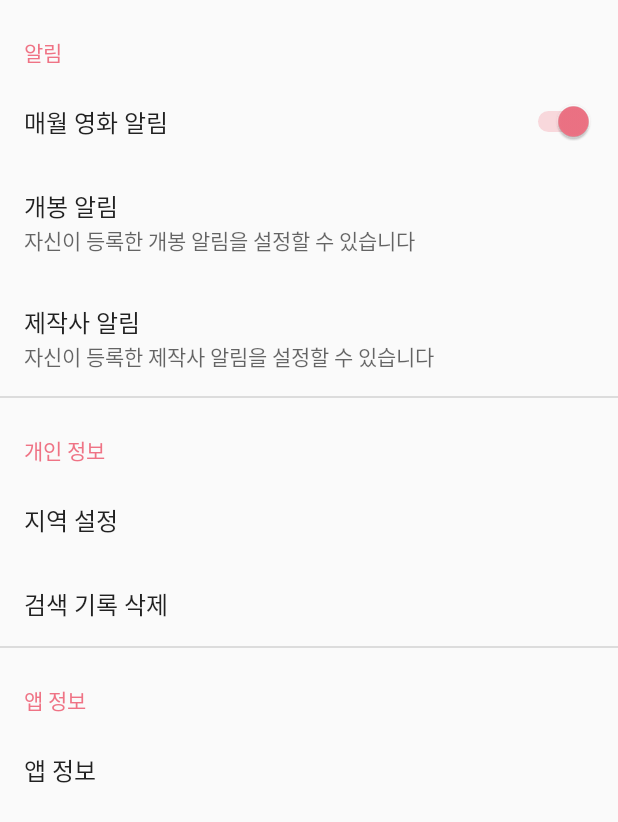
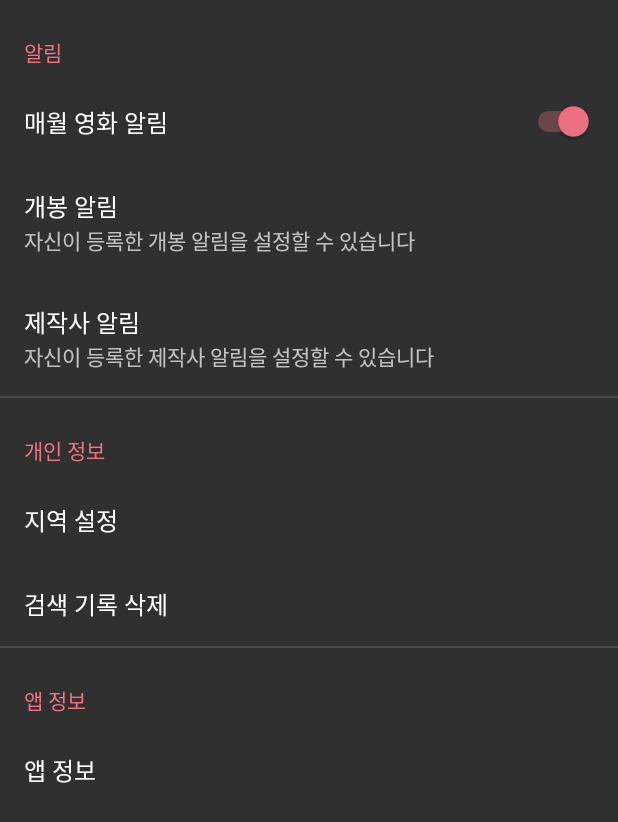
Before and after one commit to Woochang4862/Soon, an Android app: the fragment PreferenceFragment shown on its own in the app's theme, on a phone screen of 412 x 824 dp. Shown: the top 822 px of the screen. Run offline under Robolectric (Android 15) with nearby library versions, the phone set to English and light mode, and no system bars; our stand-ins replace androidx.preference; libraries missing offline, so code that uses them is left out: com.mukesh.countrypicker; Roboto replaces fonts that are not available here; 3 statements that could not run were skipped.

Commit message:
Clean Style and Add dialog korean text

```diff
--- a/app/build.gradle
+++ b/app/build.gradle
@@ -87,7 +87,6 @@ dependencies {
     implementation 'com.github.sundeepk:compact-calendar-view:3.0.0'
     implementation 'com.github.davidmigloz:youtube-android-player-api-gradle:1.2.2.1'
     implementation 'androidx.preference:preference-ktx:1.1.1'
-    implementation 'com.github.mukeshsolanki:country-picker-android:2.0.2'
 
     // Navigation
     implementation "androidx.navigation:navigation-fragment-ktx:2.3.4"
--- a/app/src/main/java/com/lusle/android/soon/Util/CountryPickerDialog/CCPCountry.java
+++ b/app/src/main/java/com/lusle/android/soon/Util/CountryPickerDialog/CCPCountry.java
@@ -70,7 +70,7 @@ public class CCPCountry implements Comparable<CCPCountry> {
         this.flagResID = flagResID;
     }
 
-    static CountryCodePicker.Language getLoadedLibraryMasterListLanguage() {
+    public static CountryCodePicker.Language getLoadedLibraryMasterListLanguage() {
         return loadedLibraryMasterListLanguage;
     }
 
--- a/app/src/main/java/com/lusle/android/soon/Util/CountryPickerDialog/futuremind/recyclerviewfastscroll/Utils.java
+++ b/app/src/main/java/com/lusle/android/soon/Util/CountryPickerDialog/futuremind/recyclerviewfastscroll/Utils.java
@@ -4,9 +4,6 @@ import android.graphics.drawable.Drawable;
 import android.os.Build;
 import android.view.View;
 
-/**
- * Created by mklimczak on 31/07/15.
- */
 public class Utils {
 
     public static float getViewRawY(View view) {
--- a/app/src/main/java/com/lusle/android/soon/Util/NavigationExtensions.kt
+++ b/app/src/main/java/com/lusle/android/soon/Util/NavigationExtensions.kt
@@ -95,6 +95,7 @@ fun BottomNavigationView.setupWithNavController(
                 // Pop everything above the first fragment (the "fixed start destination")
                 fragmentManager.popBackStack(firstFragmentTag,
                     FragmentManager.POP_BACK_STACK_INCLUSIVE)
+                if(fragmentManager.findFragmentByTag(newlySelectedItemTag) == null) return@setOnNavigationItemSelectedListener false
                 val selectedFragment = fragmentManager.findFragmentByTag(newlySelectedItemTag)
                     as NavHostFragment
 
--- a/app/src/main/java/com/lusle/android/soon/View/Detail/DetailActivity.java
+++ b/app/src/main/java/com/lusle/android/soon/View/Detail/DetailActivity.java
@@ -11,6 +11,7 @@ import android.widget.ImageView;
 import android.widget.RatingBar;
 import android.widget.TextView;
 
+import com.airbnb.lottie.LottieAnimationView;
 import com.lusle.android.soon.Util.Util;
 import com.lusle.android.soon.View.BaseActivity;
 import com.lusle.android.soon.View.YoutubePlayer.YoutubePlayerActivity;
@@ -42,6 +43,7 @@ public class DetailActivity extends BaseActivity {
 
     private ImageView poster;
     private SubtitleCollapsingToolbarLayout toolbar;
+    private LottieAnimationView scrollDownArrow;
     private RatingBar headerVoteAverage, voteAverage;
     private TextView voteCount, voteAverageLabel, voteAverageText, genre, releaseDate, runtime, popularity, overview, revenue, budget, originalLang, originalTitle, videoEmptyView, previewEmptyView;
     private RecyclerView videoRecyclerView, previewImageRecyclerView;
@@ -57,6 +59,9 @@ public class DetailActivity extends BaseActivity {
         poster = findViewById(R.id.poster);
         toolbar = findViewById(R.id.collapsing_toolbar_layout);
         headerVoteAverage = findViewById(R.id.vote_average_header);
+        scrollDownArrow = findViewById(R.id.scroll_down_arrow);
+
+        scrollDownArrow.setScale(0.06f);
 
         voteCount = findViewById(R.id.vote_count);
         voteAverageLabel = findViewById(R.id.vote_label);
--- a/app/src/main/java/com/lusle/android/soon/View/Main/Setting/PreferenceFragment.kt
+++ b/app/src/main/java/com/lusle/android/soon/View/Main/Setting/PreferenceFragment.kt
@@ -4,23 +4,26 @@ import android.content.Context
 import android.content.SharedPreferences
 import android.os.Bundle
 import android.provider.SearchRecentSuggestions
+import android.util.Log
 import androidx.appcompat.app.AlertDialog
-import androidx.appcompat.app.AppCompatActivity
 import androidx.preference.Preference
 import androidx.preference.PreferenceFragmentCompat
 import androidx.preference.PreferenceManager
 import com.google.gson.Gson
 import com.lusle.android.soon.MySuggestionProvider
 import com.lusle.android.soon.R
+import com.lusle.android.soon.Util.CountryPickerDialog.CCPCountry
 import com.lusle.android.soon.Util.CountryPickerDialog.CountryCodeDialog
-import com.mukesh.countrypicker.Country
-import com.mukesh.countrypicker.CountryPicker
+import com.lusle.android.soon.Util.CountryPickerDialog.CountryCodePicker
+import com.lusle.android.soon.Util.Util
 
 /**
  * A simple [Fragment] subclass.
  */
 public class PreferenceFragment : PreferenceFragmentCompat() {
     private lateinit var pref: SharedPreferences
+
+    private val DEFAULT_NAME_CODE = "kr"
     override fun onAttach(context: Context) {
         super.onAttach(context)
         pref = PreferenceManager.getDefaultSharedPreferences(context)
@@ -33,8 +36,8 @@ public class PreferenceFragment : PreferenceFragmentCompat() {
     }
 
     private fun setUpRegion() {
-        val c = CountryPicker.Builder().with(requireContext()).build().countryFromSIM
-        pref.edit().putString(requireContext().getString(R.string.key_region), Gson().toJson(c)).apply()
+        val country = CCPCountry.getCountryForNameCodeFromLibraryMasterList(context, CountryCodePicker.Language.KOREAN, DEFAULT_NAME_CODE)
+        pref.edit().putString(requireContext().getString(R.string.key_region), Gson().toJson(country)).apply()
     }
 
     private fun setClearHistoryPreference() {
@@ -53,16 +56,24 @@ public class PreferenceFragment : PreferenceFragmentCompat() {
 
     private fun setRegionPreference() {
         findPreference<Preference>(getString(R.string.key_region))!!.onPreferenceClickListener = Preference.OnPreferenceClickListener { preference ->
-            val builder = CountryPicker.Builder().with(requireContext())
-                    .listener { country ->
-                        preference.summary = country.name
-                        pref.edit().putString(getString(R.string.key_region), Gson().toJson(country)).apply()
-                    }
-            builder.build().showBottomSheet(context as AppCompatActivity?)
+            val countryCodePicker = CountryCodePicker(context)
+            val country = Gson().fromJson(
+                    pref.getString(getString(R.string.key_region), null),
+                    CCPCountry::class.java
+            )
+            countryCodePicker.setDialogKeyboardAutoPopup(false)
+            countryCodePicker.selectedCountry = country
+            countryCodePicker.changeDefaultLanguage(CountryCodePicker.Language.KOREAN)
+            countryCodePicker.setOnCountryChangeListener {
+                val country = countryCodePicker.selectedCountry
+                preference.summary = country.name
+                pref.edit().putString(getString(R.string.key_region), Gson().toJson(country)).apply()
+            }
+            CountryCodeDialog.openCountryCodeDialog(countryCodePicker, pref.getString(getString(R.string.key_region), null))
             false
         }
-        if (pref.getString(getString(R.string.key_region), "") == "") setUpRegion()
+        if (pref.getString(getString(R.string.key_region), null) == null) setUpRegion()
         val countryJson = pref.getString(getString(R.string.key_region), "")
-        findPreference<Preference>(getString(R.string.key_region))!!.summary = Gson().fromJson(countryJson, Country::class.java).name
+        findPreference<Preference>(getString(R.string.key_region))!!.summary = Gson().fromJson(countryJson, CCPCountry::class.java).name
     }
 }
--- a/app/src/main/res/layout/layout_picker_dialog.xml
+++ b/app/src/main/res/layout/layout_picker_dialog.xml
@@ -3,7 +3,9 @@
     xmlns:app="http://schemas.android.com/apk/res-auto"
     android:id="@+id/cardViewRoot"
     android:layout_width="match_parent"
-    android:layout_height="match_parent">
+    android:layout_height="match_parent"
+    android:layout_marginTop="30dp"
+    android:layout_marginBottom="30dp">
 
     <RelativeLayout
         android:layout_width="match_parent"
--- a/app/src/main/res/values-v21/styles.xml
+++ /dev/null
@@ -1,16 +0,0 @@
-<?xml version="1.0" encoding="utf-8"?>
-<resources>
-
-    <style name="AppTheme.Transparent" parent="AppTheme.SubTheme">
-        <item name="android:windowIsTranslucent">true</item>
-        <item name="android:windowBackground">@android:color/transparent</item>
-        <item name="android:windowDrawsSystemBarBackgrounds">true</item>
-    </style>
-
-    <style name="AppTheme.SubTheme" parent="Theme.AppCompat.Light.NoActionBar">
-        <item name="colorPrimary">@color/colorPrimary</item>
-        <item name="colorPrimaryDark">@color/colorPrimaryDark</item>
-        <item name="colorAccent">@color/colorAccent</item>
-        <item name="android:windowContentTransitions">true</item>
-    </style>
-</resources>
--- a/app/src/main/res/values/styles.xml
+++ b/app/src/main/res/values/styles.xml
@@ -1,17 +1,10 @@
 <resources xmlns:tools="http://schemas.android.com/tools">
 
     <!-- Base application theme. -->
-    <style name="AppTheme" parent="Theme.AppCompat.Light.NoActionBar">
+    <style name="AppTheme" parent="Theme.AppCompat.NoActionBar">
         <!-- Customize your theme here. -->
-        <item name="colorPrimary">@color/colorPrimary</item>
-        <item name="colorPrimaryDark">@color/colorPrimaryDark</item>
-        <item name="colorAccent">@color/colorAccent</item>
-        <item name="android:windowDrawsSystemBarBackgrounds" tools:ignore="NewApi">true</item>
-        <item name="android:statusBarColor" tools:ignore="NewApi">@color/transparent</item>
-        <item name="android:windowTranslucentStatus" tools:ignore="NewApi">true</item>
-    </style>
-
-    <style name="AppTheme.SubTheme" parent="Theme.AppCompat.Light.NoActionBar">
+        <item name="android:textColor">@color/white</item>
+        <item name="android:textColorPrimary">@color/white</item>
         <item name="colorPrimary">@color/colorPrimary</item>
         <item name="colorPrimaryDark">@color/colorPrimaryDark</item>
         <item name="colorAccent">@color/colorAccent</item>
@@ -23,12 +16,13 @@
         <item name="android:keyTextSize">11sp</item>
     </style>
 
-    <style name="AppTheme.Transparent" parent="AppTheme.SubTheme">
+    <style name="AppTheme.Transparent" parent="AppTheme">
+        <item name="android:statusBarColor" tools:ignore="NewApi">@color/transparent</item>
+        <item name="android:windowTranslucentStatus" tools:ignore="NewApi">true</item>
         <item name="android:windowIsTranslucent">true</item>
         <item name="android:windowBackground">@android:color/transparent</item>
         <item name="android:windowDrawsSystemBarBackgrounds">true</item>
     </style>
-
 
     <style name="AppTheme.AppBarOverlay" parent="ThemeOverlay.AppCompat.Dark.ActionBar" />
 
@@ -62,7 +56,7 @@
 
     <style name="Toolbar.TitleText" parent="TextAppearance.Widget.AppCompat.Toolbar.Title">
         <item name="android:textSize">16sp</item>
-        <item name="android:textColor">@color/black</item>
+        <item name="android:textColor">@color/white</item>
     </style>
 
     <style name="Widget.Design.SubtitleCollapsingToolbar" parent="Widget.Design.CollapsingToolbar" />
@@ -92,4 +86,5 @@
         <item name="android:includeFontPadding">false</item>
         <item name="fontPath">@string/NanumBarunGothicBold_path</item>
     </style>
+
 </resources>
```
Also changed, not shown: app/src/main/AndroidManifest.xml (+5 -5 lines), app/src/main/java/com/lusle/android/soon/Util/CountryPickerDialog/CountryCodePicker.java (+4 -4 lines), app/src/main/java/com/lusle/android/soon/Util/Util.java (+34 -7 lines), app/src/main/res/layout/activity_detail.xml (+30 -29 lines), 1 other file.
